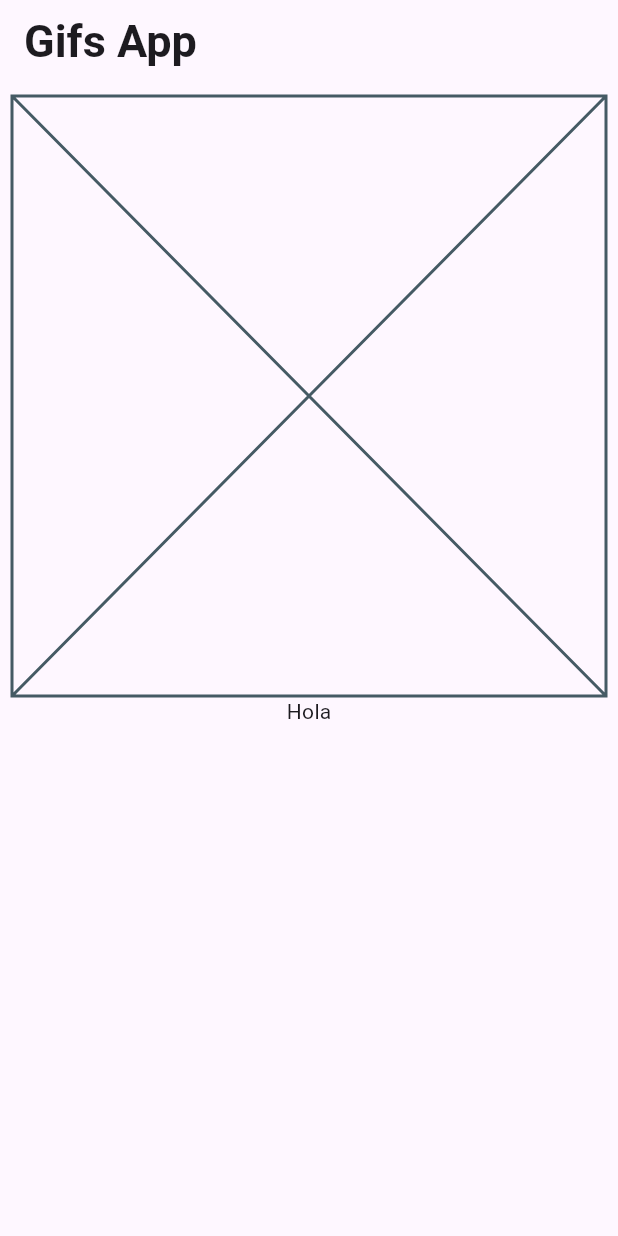
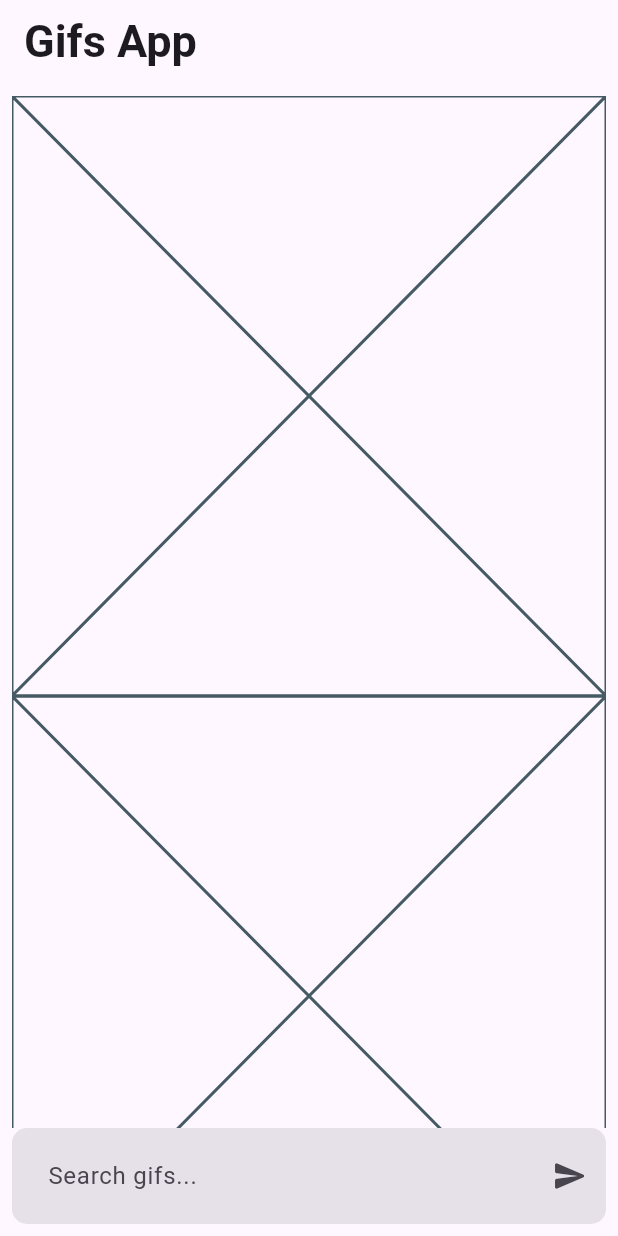
Before and after one commit to Guidotss/gifs-app-flutter, a Flutter app: the screen it shows after launch, on a phone screen of 412 x 824 dp. Run offline on Flutter 3.47's test engine with Material 2 defaults, Android fonts, the phone set to English and light mode, and no system bars; our stand-ins replace dio.

Commit message:
enviando peticion http a api con dio

```diff
--- /dev/null
+++ b/lib/config/helpers/get_gif.dart
@@ -0,0 +1,12 @@
+import 'package:dio/dio.dart';
+import 'package:gif_app/domain/entitties/gifs_entity.dart';
+
+class GetGifs {
+  final _dio = Dio();
+
+  Future<Gifs> getGif(String text) async {
+    final response  = await _dio.get("https://api.giphy.com/v1/gifs/search?api_key=6C3bvAH3R6vNB9RiX94nBE4yBJJFRHmw&q=$text&limit=25&offset=0&rating=g&lang=en&bundle=messaging_non_clips");
+    throw UnimplementedError();
+  }
+
+}
--- /dev/null
+++ b/lib/domain/entitties/gifs_entity.dart
@@ -0,0 +1,9 @@
+class Gifs {
+  final String title;
+  final String imageUrl;
+
+  Gifs({
+    required this.imageUrl,
+    required this.title
+  });
+}
--- /dev/null
+++ b/lib/infrastructure/gifs_model.dart
@@ -0,0 +1,18 @@
+import 'package:gif_app/domain/entitties/gifs_entity.dart';
+
+class GifsModel {
+  String title;
+  String imageUrl;
+
+  GifsModel({
+    required this.title,
+    required this.imageUrl
+  });
+
+  factory GifsModel.fromJsonMap(Map<String, dynamic> json) => GifsModel(
+    title: json['title'],
+    imageUrl: json['url']
+  );
+
+  Gifs toGifEntity() => Gifs(imageUrl: imageUrl, title: title);
+}
--- a/lib/main.dart
+++ b/lib/main.dart
@@ -1,5 +1,7 @@
 import 'package:flutter/material.dart';
+import 'package:gif_app/presentation/providers/gifs_provider.dart';
 import 'package:gif_app/presentation/screens/home_screen.dart';
+import 'package:provider/provider.dart';
 
 void main() {
   runApp(const MainApp());
@@ -10,7 +12,12 @@ class MainApp extends StatelessWidget {
 
   @override
   Widget build(BuildContext context) {
-    return MaterialApp(
+
+    return MultiProvider(
+      providers: [
+        ChangeNotifierProvider(create: (_) => GifsProvider())
+      ],
+      child: MaterialApp(
         debugShowCheckedModeBanner: false,
         title: "Gif App",
         theme: ThemeData(
@@ -18,6 +25,7 @@ class MainApp extends StatelessWidget {
           primarySwatch: Colors.blue,
         ),
         home: const HomeScreen()
+      ),
     );
   }
 }
--- /dev/null
+++ b/lib/presentation/providers/gifs_provider.dart
@@ -0,0 +1,13 @@
+import 'package:flutter/material.dart';
+import 'package:gif_app/config/helpers/get_gif.dart';
+
+class GifsProvider extends ChangeNotifier {
+  final String searchGif = '';
+  List<dynamic> gifs = [];
+
+
+  Future<void> searchGifs(String text) async {
+    if(text.trim() == "") return;
+    final getGifs = await GetGifs().getGif(text);
+  }
+}
--- a/lib/presentation/screens/home_screen.dart
+++ b/lib/presentation/screens/home_screen.dart
@@ -1,6 +1,9 @@
 
 
 import 'package:flutter/material.dart';
+import 'package:gif_app/presentation/providers/gifs_provider.dart';
+import 'package:gif_app/presentation/widgets/shared/gifs_field.dart';
+import 'package:provider/provider.dart';
 
 
 class HomeScreen extends StatelessWidget {
@@ -13,17 +16,36 @@ class HomeScreen extends StatelessWidget {
         title: const Text("Gifs App", style: TextStyle(fontSize:30, fontWeight: FontWeight.w600 )),
       ),
 
-      body: const SafeArea(
+      body: _GifsView()
+    );
+  }
+}
+
+class _GifsView extends StatelessWidget {
+
+  @override
+  Widget build(BuildContext context) {
+    final gifsProvider = context.watch<GifsProvider>();
+
+    return SafeArea(
       child: Padding(
-          padding: EdgeInsets.all(8.0),
+        padding:const  EdgeInsets.all(8.0),
         child: Column(
           children: [
-              Placeholder(),
-              Text("Hola")
+            Expanded(
+              child: ListView.builder(
+                itemCount: 20,
+                itemBuilder: (context, index) {
+                  return const Placeholder();
+                },
+              ),
+            ),
+            GifsFiel(
+              onValue: gifsProvider.searchGifs,
+            )
           ],
         ),
       ),
-      )
     );
   }
 }
--- /dev/null
+++ b/lib/presentation/widgets/shared/gifs_field.dart
@@ -0,0 +1,48 @@
+import 'package:flutter/material.dart';
+
+class GifsFiel extends StatelessWidget {
+
+  final ValueChanged<String> onValue;
+
+  const GifsFiel({
+    super.key,
+    required this.onValue,
+  });
+
+
+  @override
+  Widget build(BuildContext context) {
+
+    final textController = TextEditingController();
+
+    final outlineInputBorder = OutlineInputBorder(
+      borderRadius: BorderRadius.circular(10),
+      borderSide: const BorderSide(color: Colors.transparent)
+    );
+
+    final inputDecoration = InputDecoration(
+      hintText: "Search gifs...",
+      enabledBorder: outlineInputBorder,
+      focusedBorder: outlineInputBorder,
+      filled: true,
+      contentPadding: const EdgeInsets.all(20) ,
+      suffixIcon: IconButton(
+        icon: const Icon(Icons.send_rounded),
+        onPressed: () {
+          final textValue = textController.value.text;
+          onValue(textValue);
+          textController.clear();
+        }
+      )
+    );
+
+    return TextField(
+      decoration: inputDecoration,
+      controller: textController,
+      onSubmitted: (value) {
+        onValue(value);
+        textController.clear();
+      },
+    );
+  }
+}
--- a/pubspec.yaml
+++ b/pubspec.yaml
@@ -7,8 +7,10 @@ environment:
   sdk: '>=3.0.5 <4.0.0'
 
 dependencies:
+  dio: ^5.2.1+1
   flutter:
     sdk: flutter
+  provider: ^6.0.5
 
 dev_dependencies:
   flutter_test:
```
Also changed, not shown: pubspec.lock. Lines whose indentation alone changed are shown as unchanged.
